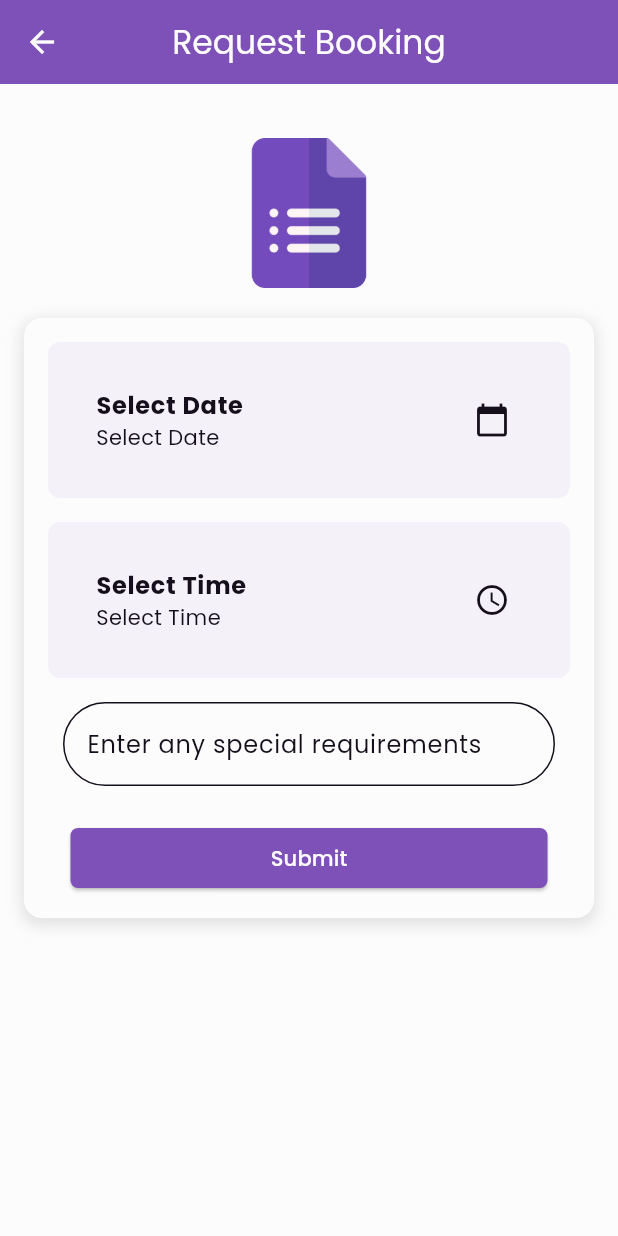
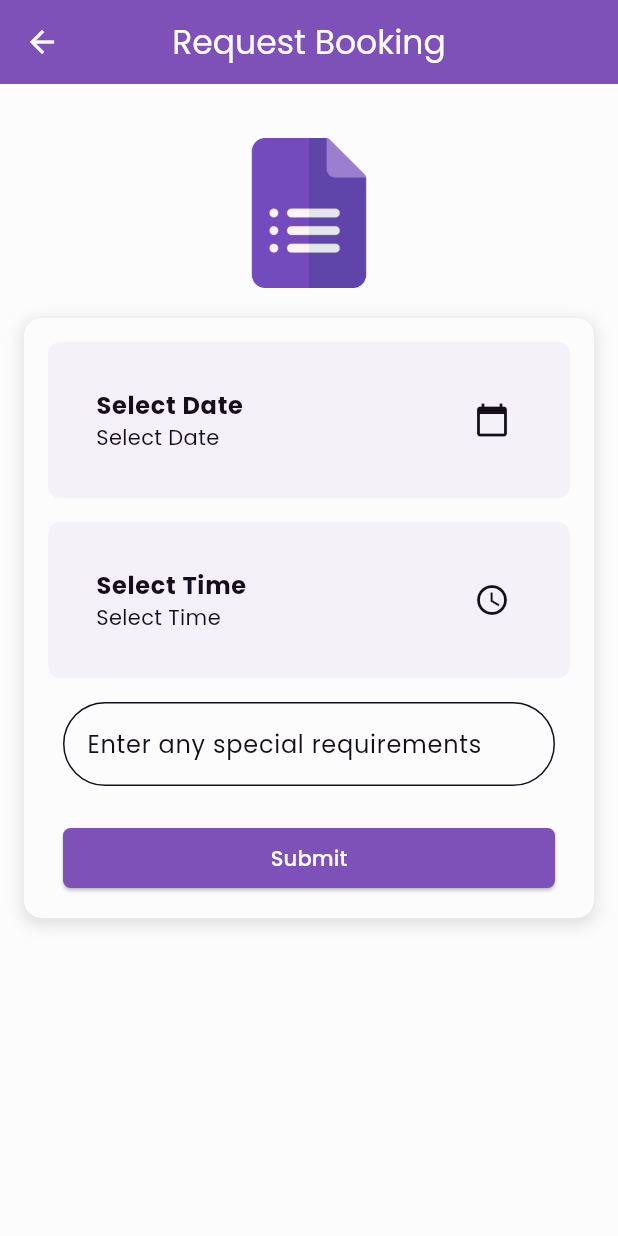
Before and after one commit to wolvicjohn/babysitterapp, a Flutter app: the BookingRequestPage screen opened directly, on a phone screen of 412 x 824 dp. Run offline on Flutter 3.47's test engine with Material 3 defaults, Android fonts, the phone set to English and light mode, and no system bars; our stand-ins replace carousel_slider, flutter_map, geolocator, latlong2.

Commit message:
UPDATE button style

```diff
--- a/lib/components/button.dart
+++ b/lib/components/button.dart
@@ -12,7 +12,7 @@ class AppButton extends StatelessWidget {
     var buttonStyle = ElevatedButton.styleFrom(
         shape: RoundedRectangleBorder(borderRadius: BorderRadius.circular(5)));
     var textStyle = const TextStyle(fontWeight: FontWeight.w500);
-    var padding = const EdgeInsets.symmetric(horizontal: 15);
+    var padding = const EdgeInsets.symmetric(horizontal: 10);
 
     return Padding(
       padding: padding,
```
